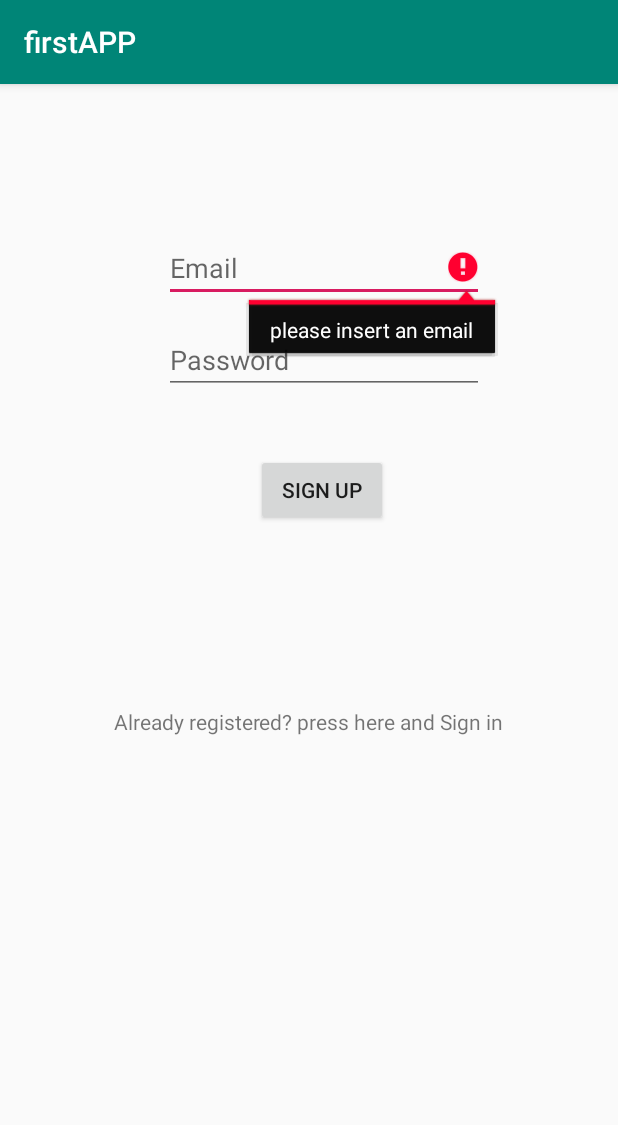
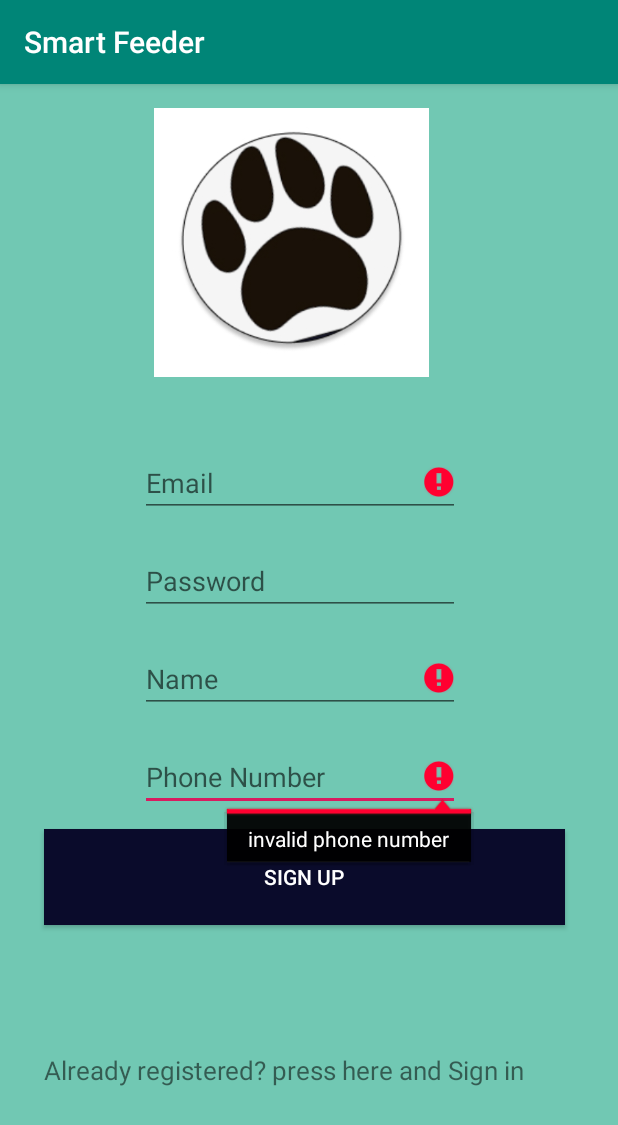
Before and after one commit to DanBeladev/SmartFeederApp, an Android app: the screen it shows after launch (MainActivity), after a tap on "SIGN UP", on a phone screen of 412 x 824 dp. Shown: the top 1125 px of the screen. Run offline under Robolectric (Android 15) with nearby library versions, the phone set to English and light mode, and no system bars; our stand-ins replace Firebase (no records; nobody signed in at launch, a user with empty details on screens opened directly).

Commit message:
design login and signup pages, added phone and name fields

```diff
--- a/app/src/main/java/com/example/firstapp/MainActivity.kt
+++ b/app/src/main/java/com/example/firstapp/MainActivity.kt
@@ -2,7 +2,6 @@ package com.example.firstapp
 
 import android.content.Intent
 import android.os.Bundle
-import android.util.Log.d
 import android.view.View
 import androidx.appcompat.app.AppCompatActivity
 import android.widget.Button
@@ -27,7 +26,9 @@ class MainActivity : AppCompatActivity() {
          val editTextEmail = findViewById<EditText>(R.id.emailId)
          val editTextPass = findViewById<EditText>(R.id.passwordId)
          val signupButton = findViewById<Button>(R.id.signUpBtn)
-         val alreadyExistUser = findViewById<TextView>(R.id.loginLabel)
+         val nameText = findViewById<EditText>(R.id.nameId)
+         val phoneNumber= findViewById<EditText>(R.id.phoneId)
+         val alreadyExistUser = findViewById<TextView>(R.id.signupLabel)
 
          alreadyExistUser.setOnClickListener { view ->
              var intent = Intent(this, LoginActivity::class.java)
@@ -35,7 +36,7 @@ class MainActivity : AppCompatActivity() {
          }
 
          signupButton.setOnClickListener {view ->
-             checkValidation(editTextEmail, editTextPass,view)
+             checkValidation(editTextEmail, editTextPass,nameText,phoneNumber,view)
          }
 
 
@@ -44,10 +45,14 @@ class MainActivity : AppCompatActivity() {
      private fun checkValidation(
          email: EditText?,
          password: EditText?,
+         name: EditText?,
+         phone: EditText?,
          view: View
      ) {
          var isEmailOK =true
          var isPasswordOk =true
+         var isNameOk =true
+         var isPhoneOk =true
          if (email != null) {
              if (email.text.isEmpty()) {
                  email.setError("please insert an email")
@@ -66,14 +71,39 @@ class MainActivity : AppCompatActivity() {
                  }
              }
 
-             if(isEmailOK && isPasswordOk)
+             if(name!=null)
              {
-                 Toast.makeText(this,"allow to logged in ",Toast.LENGTH_SHORT).show()
+                 if(name.text.isEmpty())
+                 {
+                     name.setError("please insert full name")
+                     name.requestFocus()
+                     isNameOk=false
+                 }
+             }
+             else{
+                 isNameOk=false
+             }
+
+             if(phone!=null)
+             {
+                 if(phone.text.isEmpty() || phone.text.length<10)
+                 {
+                     phone.setError("invalid phone number")
+                     phone.requestFocus()
+                     isPhoneOk=false
+                 }
+             }
+             else{
+                 isPhoneOk=false
+             }
+
+             if(isEmailOK && isPasswordOk && isNameOk && isPhoneOk)
+             {
                  fbAuth.createUserWithEmailAndPassword(email.text.toString(), password?.text.toString()).addOnCompleteListener(this
                  ) { task ->
                      if(task.isSuccessful){
-                         d("login succesfull","yayyyy")
-                      var intent = Intent(this, HomeActivity::class.java)
+                         Toast.makeText(this,"allow to logged in ",Toast.LENGTH_SHORT).show()
+                      val intent = Intent(this, HomeActivity::class.java)
                         intent.putExtra("id", fbAuth.currentUser?.email)
                         startActivity(intent)
 
--- a/app/src/main/res/layout/content_main.xml
+++ b/app/src/main/res/layout/content_main.xml
@@ -5,56 +5,102 @@
     android:id="@+id/logInLbl"
     android:layout_width="match_parent"
     android:layout_height="match_parent"
-    android:background="#00941A1A"
+    android:background="#71C8B3"
     app:layout_behavior="@string/appbar_scrolling_view_behavior"
     tools:context=".MainActivity"
-    tools:showIn="@layout/activity_main">
+    tools:showIn="@layout/activity_main"
+    tools:visibility="visible">
 
     <EditText
         android:id="@+id/emailId"
         android:layout_width="wrap_content"
         android:layout_height="wrap_content"
-        android:layout_marginTop="100dp"
+        android:layout_marginTop="48dp"
         android:ems="10"
         android:hint="Email"
         android:inputType="textEmailAddress"
         app:layout_constraintEnd_toEndOf="parent"
-        app:layout_constraintHorizontal_bias="0.55"
+        app:layout_constraintHorizontal_bias="0.469"
         app:layout_constraintStart_toStartOf="parent"
-        app:layout_constraintTop_toTopOf="parent" />
+        app:layout_constraintTop_toBottomOf="@+id/handImage" />
+
+    <Button
+        android:id="@+id/signUpBtn"
+        android:layout_width="347dp"
+        android:layout_height="64dp"
+        android:layout_marginTop="12dp"
+        android:background="#0A0B2B"
+        android:text="Sign Up"
+        android:textColor="#ffffff"
+        app:layout_constraintEnd_toEndOf="parent"
+        app:layout_constraintHorizontal_bias="0.453"
+        app:layout_constraintStart_toStartOf="parent"
+        app:layout_constraintTop_toBottomOf="@+id/phoneId" />
+
+    <TextView
+        android:id="@+id/signupLabel"
+        android:layout_width="327dp"
+        android:layout_height="33dp"
+        android:text="Already registered? press here and Sign in"
+        android:textSize="18sp"
+        app:autoSizeTextType="uniform"
+        app:layout_constraintBottom_toBottomOf="parent"
+        app:layout_constraintEnd_toEndOf="parent"
+        app:layout_constraintHorizontal_bias="0.345"
+        app:layout_constraintStart_toStartOf="parent"
+        app:layout_constraintTop_toBottomOf="@+id/signUpBtn"
+        app:layout_constraintVertical_bias="0.487" />
 
     <EditText
         android:id="@+id/passwordId"
         android:layout_width="wrap_content"
         android:layout_height="wrap_content"
-        android:layout_marginTop="16dp"
+        android:layout_marginTop="20dp"
         android:ems="10"
         android:hint="Password"
         android:inputType="textPassword"
         app:layout_constraintEnd_toEndOf="parent"
-        app:layout_constraintHorizontal_bias="0.55"
+        app:layout_constraintHorizontal_bias="0.469"
         app:layout_constraintStart_toStartOf="parent"
         app:layout_constraintTop_toBottomOf="@+id/emailId" />
 
-    <Button
-        android:id="@+id/signUpBtn"
+    <ImageView
+        android:id="@+id/handImage"
+        android:layout_width="202dp"
+        android:layout_height="179dp"
+        android:layout_marginTop="16dp"
+        android:background="#71C8B3"
+        android:scaleType="centerInside"
+        app:layout_constraintEnd_toEndOf="parent"
+        app:layout_constraintHorizontal_bias="0.444"
+        app:layout_constraintStart_toStartOf="parent"
+        app:layout_constraintTop_toTopOf="parent"
+        app:srcCompat="@drawable/hand" />
+
+    <EditText
+        android:id="@+id/nameId"
         android:layout_width="wrap_content"
         android:layout_height="wrap_content"
-        android:layout_marginTop="40dp"
-        android:text="Sign Up"
+        android:layout_marginTop="20dp"
+        android:ems="10"
+        android:inputType="textPersonName"
+        android:hint="Name"
         app:layout_constraintEnd_toEndOf="parent"
-        app:layout_constraintHorizontal_bias="0.526"
+        app:layout_constraintHorizontal_bias="0.469"
         app:layout_constraintStart_toStartOf="parent"
         app:layout_constraintTop_toBottomOf="@+id/passwordId" />
 
-    <TextView
-        android:id="@+id/loginLabel"
+    <EditText
+        android:id="@+id/phoneId"
         android:layout_width="wrap_content"
         android:layout_height="wrap_content"
-        android:text="Already registered? press here and Sign in"
-        app:layout_constraintBottom_toBottomOf="parent"
+        android:layout_marginTop="20dp"
+        android:ems="10"
+        android:inputType="phone"
+        android:hint="Phone Number"
         app:layout_constraintEnd_toEndOf="parent"
+        app:layout_constraintHorizontal_bias="0.469"
         app:layout_constraintStart_toStartOf="parent"
-        app:layout_constraintTop_toBottomOf="@+id/signUpBtn"
-        app:layout_constraintVertical_bias="0.266" />
+        app:layout_constraintTop_toBottomOf="@+id/nameId" />
+
 </androidx.constraintlayout.widget.ConstraintLayout>
--- a/app/src/main/res/values/strings.xml
+++ b/app/src/main/res/values/strings.xml
@@ -1,4 +1,4 @@
 <resources>
-    <string name="app_name">firstAPP</string>
+    <string name="app_name">Smart Feeder</string>
     <string name="action_settings">Settings</string>
 </resources>
```
Also changed, not shown: app/src/main/java/com/example/firstapp/LoginActivity.kt (+7 -0 lines), app/src/main/res/layout/activity_home.xml (+9 -5 lines), app/src/main/res/layout/activity_login.xml (+22 -8 lines), app/src/main/res/layout/activity_main.xml (+0 -7 lines), app/src/main/res/drawable/hand.jpg (added).
